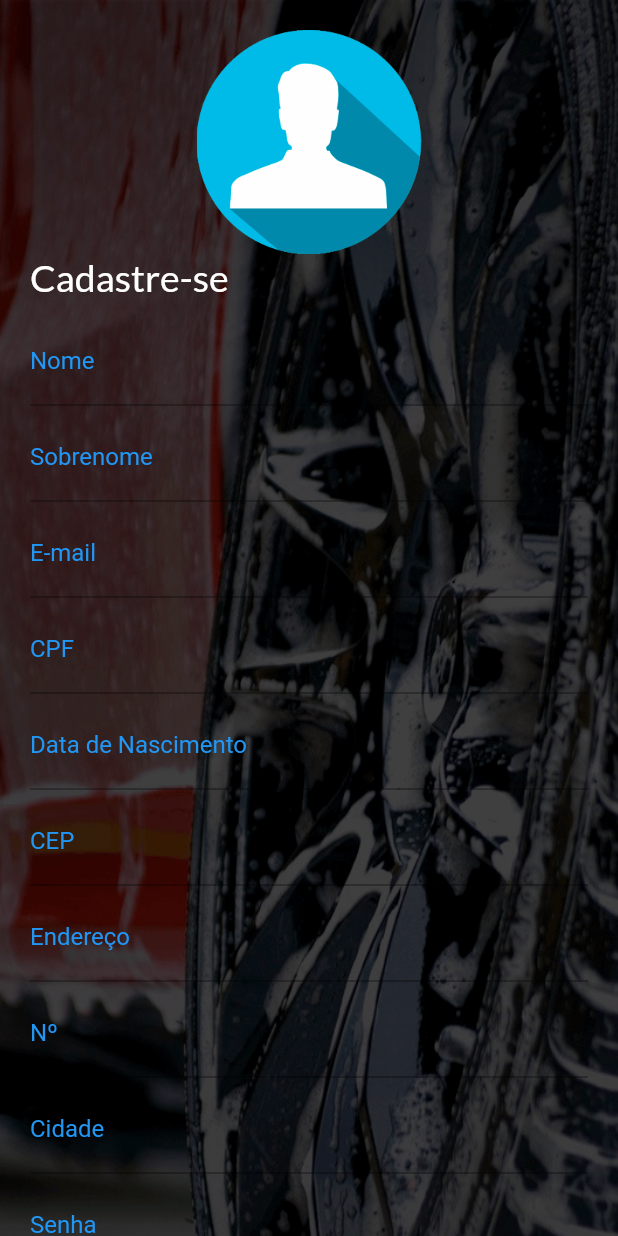
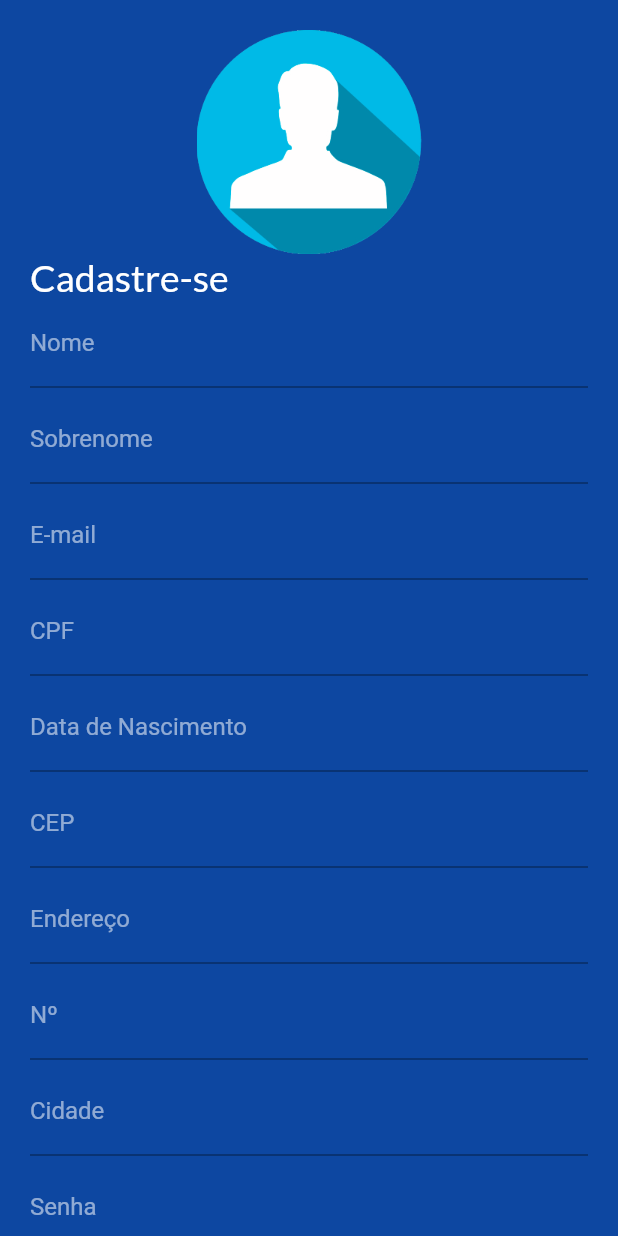
Before and after one commit to lucaspossati/iWash, a Flutter app: the Cadastrar screen opened by its route, on a phone screen of 412 x 824 dp. Run offline on Flutter 3.47's test engine with Material 2 defaults, Android fonts, the phone set to English and light mode, and no system bars; our stand-ins replace geolocator, google_fonts, google_maps_flutter.

Commit message:
Ajustes no ultimo release

```diff
--- a/lib/cadastrar.dart
+++ b/lib/cadastrar.dart
@@ -19,10 +19,8 @@ class _CadastrarState extends State<Cadastrar> {
           child: Container(
             constraints: BoxConstraints(maxWidth: 430),
             decoration: BoxDecoration(
-                 image: DecorationImage(
-                    image: AssetImage(
-                       'assets/images/background/back2.png'),
-                     fit: BoxFit.cover),
+              color: Colors.blue.shade900,
+              // borderRadius: new BorderRadius.circular(26.0)
             ),
 
             // decoration: BoxDecoration(
@@ -46,9 +44,7 @@ class _CadastrarState extends State<Cadastrar> {
                     borderRadius: BorderRadius.circular(20),
                   ),
                 ),
-                Padding(
-                  padding: const EdgeInsets.only(bottom: 12.0),
-                  child: Center(
+                Center(
                   child: Row(
                     crossAxisAlignment: CrossAxisAlignment.center,
                     children: [
@@ -60,71 +56,71 @@ class _CadastrarState extends State<Cadastrar> {
                     ],
                   ),
                 ),
-                ),
+
                 TextField(
                   focusNode: myFocusNode,
                   controller: _primeiroNome,
                   decoration: InputDecoration(labelText: 'Nome', labelStyle: TextStyle(
-                      color: myFocusNode.hasFocus ? Colors.white : Colors.blue
+                      color: myFocusNode.hasFocus ? Colors.white : Colors.white54
                   )),
                 ),
                 SizedBox(height: 5),
                 TextField(
                   decoration: InputDecoration(labelText: 'Sobrenome', labelStyle: TextStyle(
-                      color: myFocusNode.hasFocus ? Colors.white : Colors.blue)),
+                      color: myFocusNode.hasFocus ? Colors.white : Colors.white54)),
                 ),
                 SizedBox(height: 5),
                 TextField(
                   decoration: InputDecoration(labelText: 'E-mail', labelStyle: TextStyle(
-                      color: myFocusNode.hasFocus ? Colors.white : Colors.blue)),
+                      color: myFocusNode.hasFocus ? Colors.white : Colors.white54)),
                 ),
                 SizedBox(height: 5),
                 TextField(
                   decoration: InputDecoration(labelText: 'CPF', labelStyle: TextStyle(
-                      color: myFocusNode.hasFocus ? Colors.white : Colors.blue)),
+                      color: myFocusNode.hasFocus ? Colors.white : Colors.white54)),
                 ),
                 SizedBox(height: 5),
                 TextField(
                   decoration: InputDecoration(labelText: 'Data de Nascimento', labelStyle: TextStyle(
-                      color: myFocusNode.hasFocus ? Colors.white : Colors.blue
+                      color: myFocusNode.hasFocus ? Colors.white : Colors.white54
                   )),
                 ),
                 SizedBox(height: 5),
                 TextField(
                   decoration: InputDecoration(labelText: 'CEP', labelStyle: TextStyle(
-                  color: myFocusNode.hasFocus ? Colors.white : Colors.blue
+                  color: myFocusNode.hasFocus ? Colors.white : Colors.white54
                   )),
                 ),
                 SizedBox(height: 5),
                 TextField(
                   decoration: InputDecoration(labelText: 'Endereço', labelStyle: TextStyle(
-                      color: myFocusNode.hasFocus ? Colors.white : Colors.blue
+                      color: myFocusNode.hasFocus ? Colors.white : Colors.white54
                   )),
                 ),
                 SizedBox(height: 5),
                 TextField(
                   decoration: InputDecoration(labelText: 'Nº', labelStyle: TextStyle(
-                      color: myFocusNode.hasFocus ?Colors.white : Colors.blue
+                      color: myFocusNode.hasFocus ?Colors.white : Colors.white54
                   )),
                 ),
                 SizedBox(height: 5),
                 TextField(
                   decoration: InputDecoration(labelText: 'Cidade', labelStyle: TextStyle(
-                      color: myFocusNode.hasFocus ? Colors.white : Colors.blue
+                      color: myFocusNode.hasFocus ? Colors.white : Colors.white54
                   )),
                 ),
                 SizedBox(height: 5),
                 TextField(
                   obscureText: true,
                   decoration: InputDecoration(labelText: 'Senha', labelStyle: TextStyle(
-                      color: myFocusNode.hasFocus ? Colors.white : Colors.blue
+                      color: myFocusNode.hasFocus ? Colors.white : Colors.white54
                   )),
                 ),
                 SizedBox(height: 5),
                 TextField(
                   obscureText: true,
                   decoration: InputDecoration(labelText: 'Confirmar Senha', labelStyle: TextStyle(
-                      color: myFocusNode.hasFocus ? Colors.white : Colors.blue
+                      color: myFocusNode.hasFocus ? Colors.white : Colors.white54
                   )),
                 ),
                 SizedBox(height: 5),
```
Also changed, not shown: lib/main.dart (+22 -4 lines), lib/pesquisar.dart (+104 -180 lines), lib/categorias.dart (added). Lines whose indentation alone changed are shown as unchanged.
